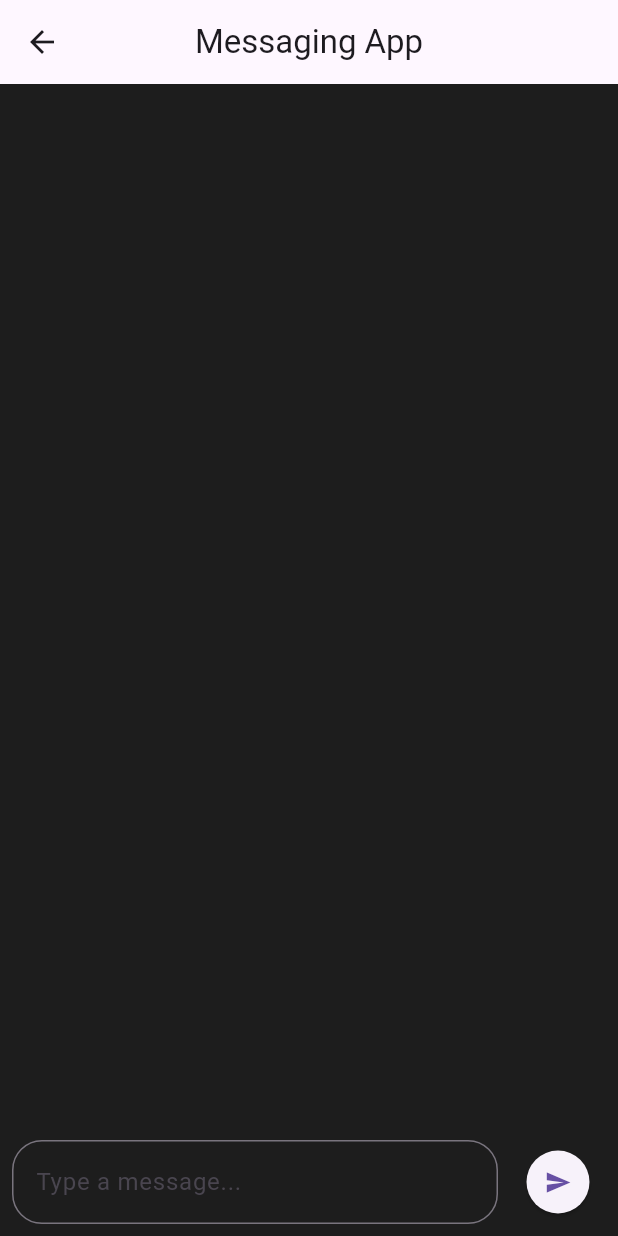
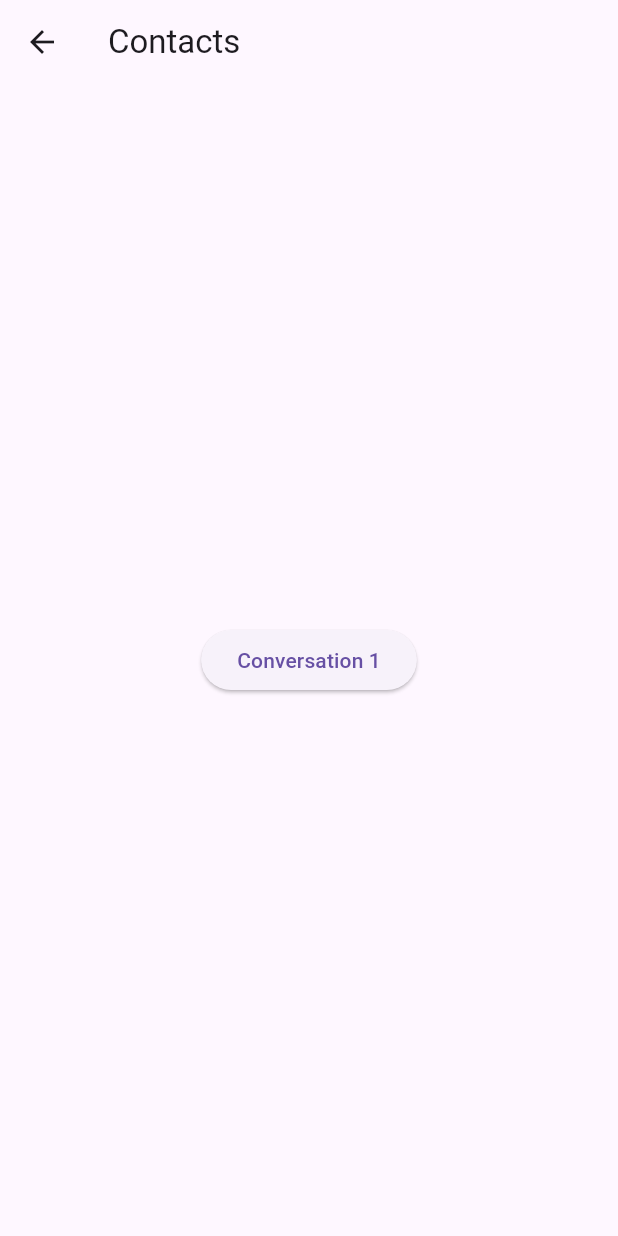
Before and after one commit to FloreaIoanaCristina/Mobile_Messaging_App_FE, a Flutter app: the screen it shows after launch, after a tap on the "arrow forward" icon, on a phone screen of 412 x 824 dp. Run offline on Flutter 3.47's test engine with Material 3 defaults, Android fonts, the light colour scheme and no system bars.

Commit message:
base app for everyone to build onto

```diff
--- a/lib/contacts_page.dart
+++ b/lib/contacts_page.dart
@@ -0,0 +1,26 @@
+import 'package:flutter/material.dart';
+import 'package:messaging_mobile_app/conversation_page.dart';
+
+class ContactsPage extends StatefulWidget {
+  @override
+  _ContactsPageState createState() => _ContactsPageState();
+}
+
+class _ContactsPageState extends State<ContactsPage> {
+  @override
+  Widget build(BuildContext context) {
+    return Scaffold(
+      appBar: AppBar(
+        title: Text('Contacts'),
+      ),
+      body: Center(
+        child: ElevatedButton(
+          onPressed:
+                () => Navigator.push(context,
+                MaterialPageRoute(builder: (context) => new ConversationPage())),
+          child: Text('Conversation 1'),
+        ),
+      ),
+    );
+  }
+}
--- a/lib/conversation_page.dart
+++ b/lib/conversation_page.dart
@@ -1,26 +1,12 @@
 import 'package:flutter/material.dart';
 import 'package:messaging_mobile_app/style/colors.dart';
 
-class ConversationPage extends StatelessWidget {
+class ConversationPage extends StatefulWidget {
   @override
-  Widget build(BuildContext context) {
-    return MaterialApp(
-      debugShowCheckedModeBanner: false,
-      title: 'Messaging App',
-      theme: ThemeData(
-        primarySwatch: Colors.blue,
-      ),
-      home: ChatPage(),
-    );
-  }
+  _ConversationPageState createState() => _ConversationPageState();
 }
 
-class ChatPage extends StatefulWidget {
-  @override
-  _ChatPageState createState() => _ChatPageState();
-}
-
-class _ChatPageState extends State<ChatPage> {
+class _ConversationPageState extends State<ConversationPage> {
   final TextEditingController _controller = TextEditingController();
   final List<String> _messages = [];
 
--- a/lib/log_in_page.dart
+++ b/lib/log_in_page.dart
@@ -1,26 +1,9 @@
 import 'package:flutter/material.dart';
+import 'package:messaging_mobile_app/contacts_page.dart';
+import 'package:messaging_mobile_app/forgot_password.dart';
 import 'package:messaging_mobile_app/sign_up_page.dart';
 import 'package:messaging_mobile_app/style/colors.dart';
 import 'conversation_page.dart';
-
-class MessagingApp extends StatelessWidget {
-  @override
-  Widget build(BuildContext context) {
-    return MaterialApp(
-      debugShowCheckedModeBanner: false,
-      title: 'Messaging App',
-      theme: ThemeData(
-        primarySwatch: Colors.blue,
-          textTheme: const  TextTheme(
-            headlineLarge: TextStyle(fontFamily: 'Inter', fontSize: 40, fontWeight: FontWeight.bold, color: AppColors.textColor),
-            bodyMedium: TextStyle(fontFamily: 'Inter',fontSize: 16, fontWeight: FontWeight.normal),
-          ),
-
-    ),
-      home: LogInPage(),
-    );
-  }
-}
 
 class  LogInPage extends StatefulWidget {
   @override
@@ -28,8 +11,6 @@ class  LogInPage extends StatefulWidget {
 }
 
 class _LogInPageState extends State<LogInPage> {
-
-
 
   @override
   Widget build(BuildContext context) {
@@ -70,15 +51,18 @@ class _LogInPageState extends State<LogInPage> {
               ),
               const SizedBox(height: 10),
               // Forgot Password
-              const Align(
+              Align(
                 alignment: Alignment.centerRight,
-                child: Text(
+                child: TextButton(onPressed: () => Navigator.push(context,
+                    MaterialPageRoute(builder: (context) => new ForgotPasswordPage())), child: const Text(
                   "Forgot Password?",
                   style: TextStyle(
                     color: AppColors.accentColor,
                     fontSize: 14,
                   ),
                 ),
+                ),
+
               ),
               const Spacer(),
               // Sign In Row
@@ -99,7 +83,7 @@ class _LogInPageState extends State<LogInPage> {
                     backgroundColor: AppColors.accentColor,
                     radius: 25,
                     child: IconButton(
-                      onPressed: () => Navigator.push(context, MaterialPageRoute(builder:(context) => new ChatPage())),
+                      onPressed: () => Navigator.push(context, MaterialPageRoute(builder:(context) => new ContactsPage())),
                       icon: const Icon(
                         Icons.arrow_forward,
                         color:  AppColors.textColor,
```
Also changed, not shown: conversation_mocks.json (added, +27 -0 lines), lib/forgot_password.dart (+26 -0 lines), lib/main.dart (+11 -111 lines), lib/profile_picture_page.dart (+26 -0 lines), lib/sign_up_page.dart (+6 -1 lines), lib/verification_code_page.dart (+27 -0 lines), 1 other file.
